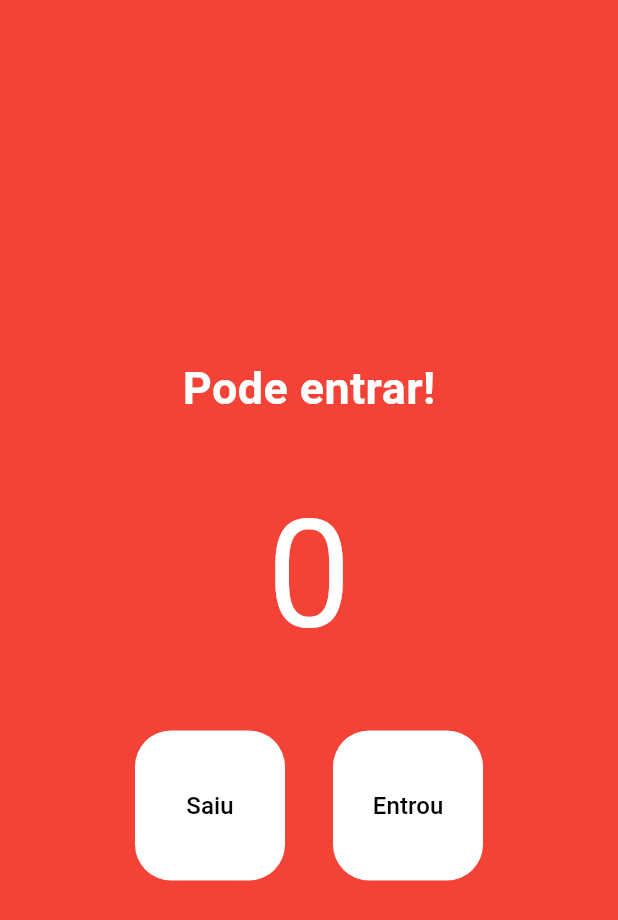
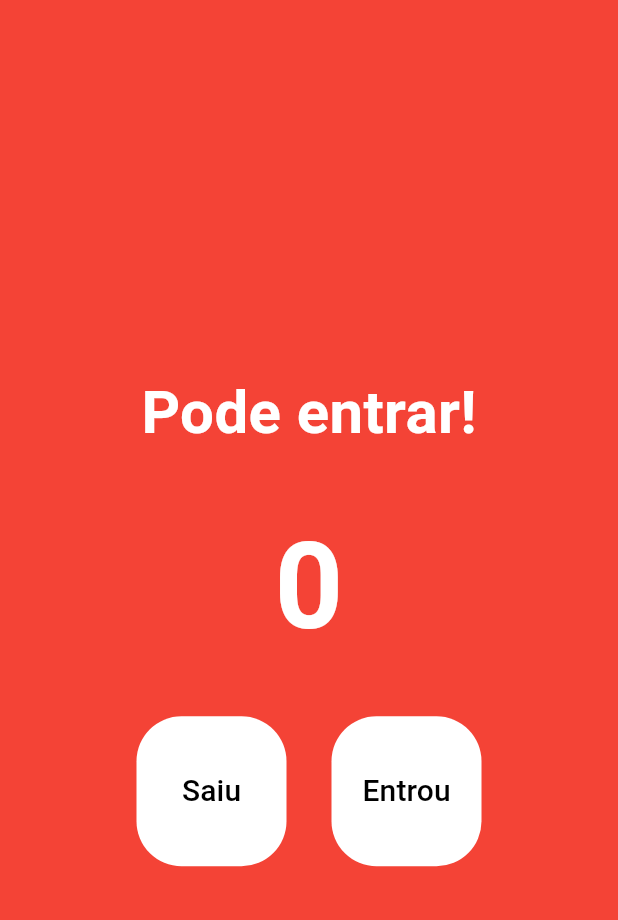
Before and after one commit to JoseJacsanCode/appContador, a Flutter app: the screen it shows after launch, on a phone screen of 412 x 824 dp. Shown: the top 920 px of the screen. Run offline on Flutter 3.47's test engine with Material 3 defaults, Android fonts, the phone set to English and light mode, and no system bars.

Commit message:
Adicionando e estilizando botões

```diff
--- a/lib/main.dart
+++ b/lib/main.dart
@@ -35,48 +35,52 @@ class HomePage extends StatelessWidget {
             'Pode entrar!',
             style: TextStyle(
               color: Colors.white,
-              fontSize: 30,
+              fontSize: 40,
               fontWeight: FontWeight.w600,
             ),
           ),
-          Padding(
-            padding: EdgeInsets.all(32),
-            child: Text('0',
-            style: TextStyle(color: Colors.white, fontSize: 100)
+          Padding(padding: EdgeInsets.all(30),
+          child: Text(
+            '0',
+            style: TextStyle(
+              color: Colors.white,
+              fontSize: 80,
+              fontWeight: FontWeight.w600,
             ),
+          ),
           ),
           Row(
             mainAxisAlignment: MainAxisAlignment.center,
             children: [
               TextButton(
+                onPressed: decrement,
+                style: TextButton.styleFrom(
+                  backgroundColor: Colors.white,
+                  foregroundColor: Colors.black,
+                  fixedSize: Size(100, 100),
+                  shape: RoundedRectangleBorder(
+                    borderRadius: BorderRadius.circular(30)
+                  )
+                ),
+                child: Text(
+                  'Saiu',
+                  style: TextStyle(color: Colors.black, fontSize: 20),
+                ),
+              ),
+              SizedBox(width: 30),
+              TextButton(
                 onPressed: increment,
                 style: TextButton.styleFrom(
                   backgroundColor: Colors.white,
+                  foregroundColor: Colors.black,
                   fixedSize: Size(100, 100),
-                  foregroundColor: Colors.black,
                   shape: RoundedRectangleBorder(
-                    borderRadius: BorderRadius.circular(24)
+                    borderRadius: BorderRadius.circular(30)
                   )
                 ),
-                child: const Text(
-                  'Saiu',
-                  style: TextStyle(color: Colors.black, fontSize: 16),
-                ),
-              ),
-              const SizedBox(width: 32,),
-              TextButton(
-                onPressed: decrement,
-                style: TextButton.styleFrom(
-                  backgroundColor: Colors.white,
-                  fixedSize: Size(100, 100),
-                  foregroundColor: Colors.black,
-                  shape: RoundedRectangleBorder(
-                    borderRadius: BorderRadius.circular(24)
-                  )
-                ),
-                child: const Text(
+                child: Text(
                   'Entrou',
-                  style: TextStyle(color: Colors.black, fontSize: 16),
+                  style: TextStyle(color: Colors.black, fontSize: 20),
                 ),
               ),
             ],
```
